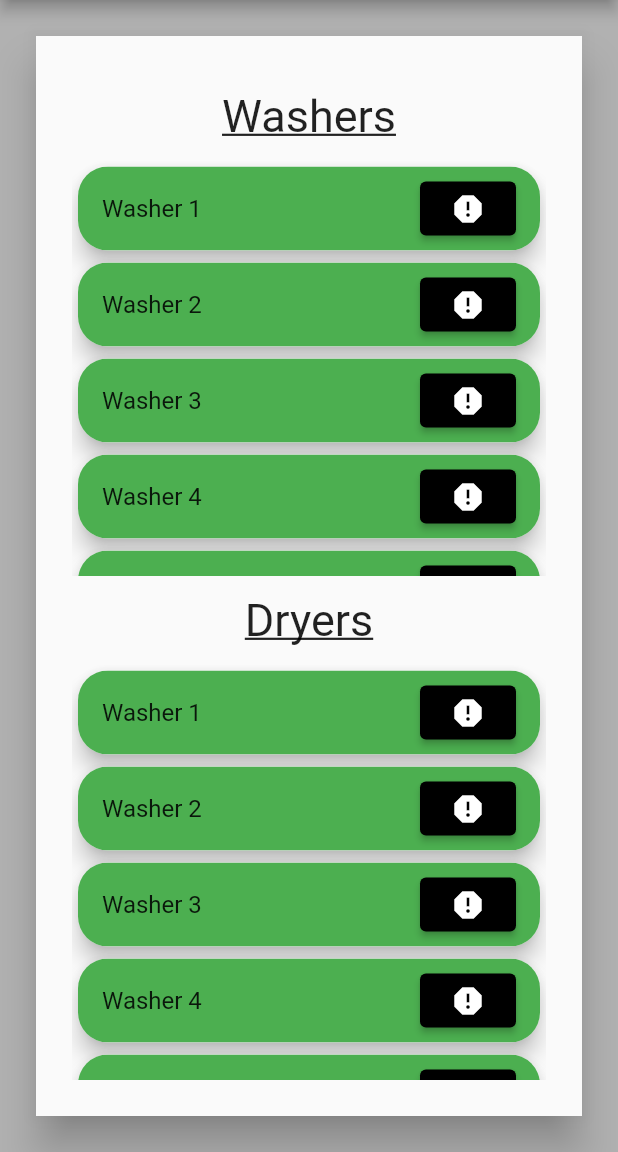
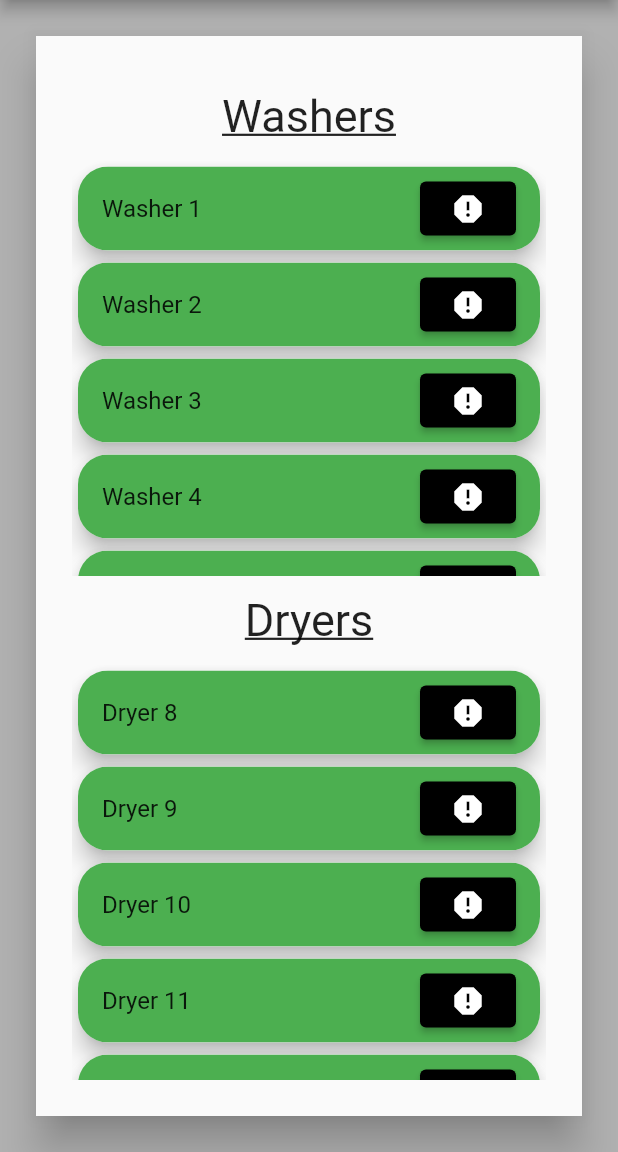
Before and after one commit to Reece-Reklai/DormitoryWasherAndDryer, a Flutter app: the DropDownMain screen opened directly, after a tap on "Sittner", on a phone screen of 412 x 824 dp, the part 84-1236 px from its top. Run offline on Flutter 3.47's test engine with Material 2 defaults, Android fonts, the phone set to English and light mode, and no system bars; missing offline and left inert: dart:html.

Commit message:
Support for dryers / washers to render seperate
* Changed Floor class to include washer / dryer / total machine lists

* Removed some arguments from floor_layout

* Changed how floor_layout is called

```diff
--- a/wwu_wash_and_dry/lib/class/floor.dart
+++ b/wwu_wash_and_dry/lib/class/floor.dart
@@ -4,45 +4,28 @@ import 'package:wwu_wash_and_dry/widgets/login_error.dart';
 
 class Floor {
   late int _floorLevel;
+  late List<Machine> _machineList;
   late List<Machine> _dryerList = [];
   late List<Machine> _washerList = [];
 
-  Floor(int floorLevel, List<String> totalDryerMachine,
-      List<String> totalWasherMachine) {
+  Floor(int floorLevel, List<Machine> machineList) {
     _floorLevel = floorLevel;
-    _dryerList = generateMachineListTEST(totalDryerMachine, "Dryers");
-    _washerList = generateMachineListTEST(totalWasherMachine, "Washers");
+    _machineList = machineList;
+    _dryerList = generateMachineListTEST(_machineList, "Dryer");
+    _washerList = generateMachineListTEST(_machineList, "Washer");
   }
 
-  List<Machine> generateMachineListTEST(List<String> totalMachine, String machineType) {
+  List<Machine> generateMachineListTEST(
+      List<Machine> totalMachine, String machineType) {
     List<Machine> list = [];
 
-    for (var each in totalMachine) {
-      var newMachine = Machine(each, machineType, "", true);
-      list.add(newMachine);
+    for (var each in _machineList) {
+      if (each.getType == machineType) {
+        list.add(each);
+      }
     }
     return list;
   }
-
-  // void generateMachineList(List<String> totalMachine, String machineType) {
-  //   if (machineType == "Dryers") {
-  //     for (var eachMachine = 0;
-  //         eachMachine < totalMachine.length;
-  //         eachMachine++) {
-  //       var currMachine =
-  //           new Machine(totalMachine[eachMachine], machineType, "", true);
-  //       _dryerList.add(currMachine);
-  //     }
-  //   } else {
-  //     for (var eachMachine = 0;
-  //         eachMachine < totalMachine.length;
-  //         eachMachine++) {
-  //       var currMachine =
-  //           new Machine(totalMachine[eachMachine], machineType, "", true);
-  //       _washerList.add(currMachine);
-  //     }
-  //   }
-  // }
 
   int get getFloorLevel {
     return _floorLevel;
--- a/wwu_wash_and_dry/lib/class/temp_dorm_data.dart
+++ b/wwu_wash_and_dry/lib/class/temp_dorm_data.dart
@@ -13,12 +13,12 @@ var Sittner = [
   Machine('5', 'Washer', "AVAL", true),
   Machine('6', 'Washer', "AVAL", true),
   Machine('7', 'Washer', "AVAL", true),
-  Machine('8', 'Washer', "AVAL", true),
-  Machine('9', 'Washer', "AVAL", true),
-  Machine('10', 'Washer', "AVAL", true),
-  Machine('11', 'Washer', "AVAL", true),
-  Machine('12', 'Washer', "AVAL", true),
-  Machine('13', 'Washer', "AVAL", true),
+  Machine('8', 'Dryer', "AVAL", true),
+  Machine('9', 'Dryer', "AVAL", true),
+  Machine('10', 'Dryer', "AVAL", true),
+  Machine('11', 'Dryer', "AVAL", true),
+  Machine('12', 'Dryer', "AVAL", true),
+  Machine('13', 'Dryer', "AVAL", true),
   // {'id': 2, 'type': 'Washer', 'floor': 'S'},
   // {'id': 3, 'type': 'Washer', 'floor': 'S'},
   // {'id': 4, 'type': 'Washer', 'floor': 'S'},
@@ -56,7 +56,7 @@ var Foreman = [
   ],
   [
     Machine('14', 'Washer', "AVAL", true),
-    Machine('15', 'Washer', "AVAL", true),
+    Machine('15', 'Dryer', "AVAL", true),
     // {'id': 14, 'type': 'Washer', 'floor': 'F4'},
     // {'id': 15, 'type': 'Washer', 'floor': 'F4'},
     // {'id': 14, 'type': 'Dryer', 'floor': 'F4'},
@@ -83,7 +83,7 @@ var Foreman = [
   ],
   [
     Machine('20', 'Washer', "AVAL", true),
-    Machine('21', 'Washer', "AVAL", true),
+    Machine('21', 'Dryer', "AVAL", true),
     // {'id': 20, 'type': 'Washer', 'floor': 'F7'},
     // {'id': 21, 'type': 'Washer', 'floor': 'F7'},
     // {'id': 20, 'type': 'Dryer', 'floor': 'F7'},
@@ -94,7 +94,7 @@ var Conard = [
   [
     Machine('22', 'Washer', "AVAL", true),
     Machine('23', 'Washer', "AVAL", true),
-    Machine('24', 'Washer', "AVAL", true),
+    Machine('24', 'Dryer', "AVAL", true),
     // {'id': 22, 'type': 'Washer', 'floor': 'C1'},
     // {'id': 23, 'type': 'Washer', 'floor': 'C1'},
     // {'id': 24, 'type': 'Washer', 'floor': 'C1'},
@@ -111,8 +111,8 @@ var Conard = [
     Machine('26', 'Washer', "AVAL", true),
     Machine('26', 'Washer', "AVAL", true),
     Machine('26', 'Washer', "AVAL", true),
-    Machine('26', 'Washer', "AVAL", true),
-    Machine('26', 'Washer', "AVAL", true),
+    Machine('26', 'Dryer', "AVAL", true),
+    Machine('26', 'Dryer', "AVAL", true),
 
     // {'id': 26, 'type': 'Washer', 'floor': 'C3'},
     // {'id': 26, 'type': 'Dryer', 'floor': 'C3'},
--- a/wwu_wash_and_dry/lib/main.dart
+++ b/wwu_wash_and_dry/lib/main.dart
@@ -58,7 +58,6 @@ class _WWUAppState extends State<WWUApp> {
         _accessKey = widget.accessToken;
       }
     }
-    // TODO: used to be _accessKey
-    return Login("1", _updateState);
+    return Login(_accessKey, _updateState);
   }
 }
--- a/wwu_wash_and_dry/lib/widgets/floor_layout.dart
+++ b/wwu_wash_and_dry/lib/widgets/floor_layout.dart
@@ -10,7 +10,6 @@ import "../class/floor.dart";
 class FloorLayout extends StatefulWidget {
   FloorLayout(
       {super.key,
-      required this.machines,
       required this.floorObj,
       this.building = ''});
 
@@ -18,9 +17,6 @@ class FloorLayout extends StatefulWidget {
   String floor = '';
 
   final Floor floorObj;
-  final List<Machine> machines;
-  // final List<Machine> washers;
-  // final List<Machine> dryers;
 
   @override
   State<FloorLayout> createState() => _FloorLayout();
@@ -64,7 +60,7 @@ class _FloorLayout extends State<FloorLayout> {
                 ),
                 Expanded(
                   child: ListView.builder(
-                    itemCount: widget.machines.length,
+                    itemCount: widget.floorObj.getWasherList.length,
                     itemBuilder: (context, i) {
                       return Container(
                         margin: const EdgeInsets.all(4),
@@ -76,10 +72,10 @@ class _FloorLayout extends State<FloorLayout> {
                             shape: RoundedRectangleBorder(
                                 borderRadius: BorderRadius.circular(20.0)),
                             title: Text(
-                                '${widget.machines[i].getType} ${widget.machines[i].getID}'),
+                                '${widget.floorObj.getWasherList[i].getType} ${widget.floorObj.getWasherList[i].getID}'),
                             // '${widget.floorObj.getDryerList} ${widget.machines[i].getID}'),
 
-                            tileColor: getColor(widget.machines[i]),
+                            tileColor: getColor(widget.floorObj.getWasherList[i]),
 
                             // This will open Team 2's self report widget when it is completed
                             trailing: ElevatedButton(
@@ -111,7 +107,7 @@ class _FloorLayout extends State<FloorLayout> {
                 ),
                 Expanded(
                   child: ListView.builder(
-                    itemCount: widget.machines.length,
+                    itemCount: widget.floorObj.getDryerList.length,
                     itemBuilder: (context, i) {
                       return Container(
                         margin: const EdgeInsets.all(4),
@@ -123,8 +119,8 @@ class _FloorLayout extends State<FloorLayout> {
                             shape: RoundedRectangleBorder(
                                 borderRadius: BorderRadius.circular(20.0)),
                             title: Text(
-                                '${widget.machines[i].getType} ${widget.machines[i].getID}'),
-                            tileColor: getColor(widget.machines[i]),
+                                '${widget.floorObj.getDryerList[i].getType} ${widget.floorObj.getDryerList[i].getID}'),
+                            tileColor: getColor(widget.floorObj.getDryerList[i]),
 
                             // This will open Team 2's self report widget when it is completed
                             trailing: ElevatedButton(
--- a/wwu_wash_and_dry/lib/widgets/home_page.dart
+++ b/wwu_wash_and_dry/lib/widgets/home_page.dart
@@ -45,7 +45,7 @@ class _DropDownMain extends State<DropDownMain> {
   bool floorChoosen = false;
 
   // mock Floor object
-  Floor testFloor = Floor(1, ['test'], ['test']);
+  // Floor testFloor = Floor(1, ['test'], ['test']);
 
   // Needs to pass in washers and dyers
   void updatePage(String selectedFloor, String selectedBuilding) {
@@ -60,15 +60,14 @@ class _DropDownMain extends State<DropDownMain> {
       floor = int.parse(selectedFloor.substring(1)) - 1; // starts on 1st
       machines = Conard[floor];
     }
+    Floor floorObj = Floor(floor, machines);
     Navigator.push(
         context,
         MaterialPageRoute(
           builder: (context) => FloorLayout(
-            machines: machines,
-            floorObj: testFloor,
+            floorObj: floorObj,
           ),
-        )
-        );
+        ));
   }
 
   @override
```
